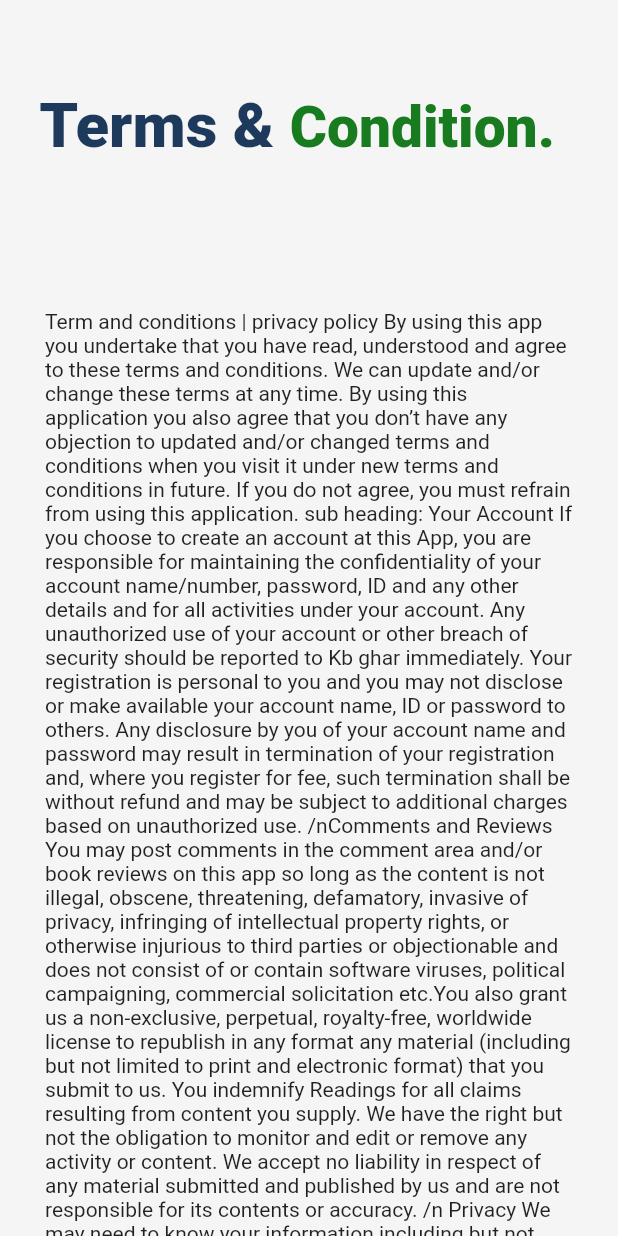
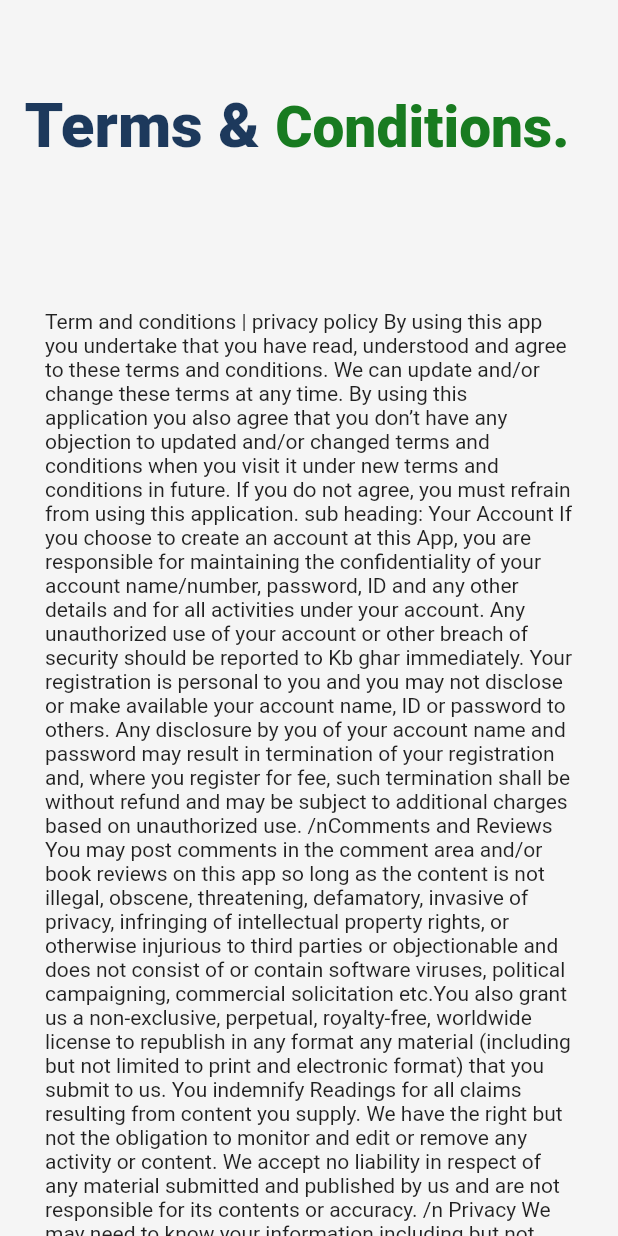
Before and after one commit to ztalha6/BookShop, a Flutter app: the Terms screen opened directly, on a phone screen of 412 x 824 dp. Run offline on Flutter 3.47's test engine with Material 2 defaults, Android fonts, the light colour scheme and no system bars; our stand-ins replace bottom_navy_bar, carousel_slider, dropdown_search, flutter_form_builder, flutter_login, flutter_spinkit and 5 more; missing offline and left inert: animated_splash, animated_text, country_state_city_picker.

Commit message:
third commit

```diff
--- a/lib/pages/termsandconditions.dart
+++ b/lib/pages/termsandconditions.dart
@@ -34,7 +34,7 @@ class _TermsState extends State<Terms> {
                             color: Color(0xff1d395c)),
                         children: <TextSpan>[
                           TextSpan(
-                            text: 'Condition.',
+                            text: 'Conditions.',
                             style: TextStyle(
                                 fontWeight: FontWeight.w800,
                                 fontSize:
```
